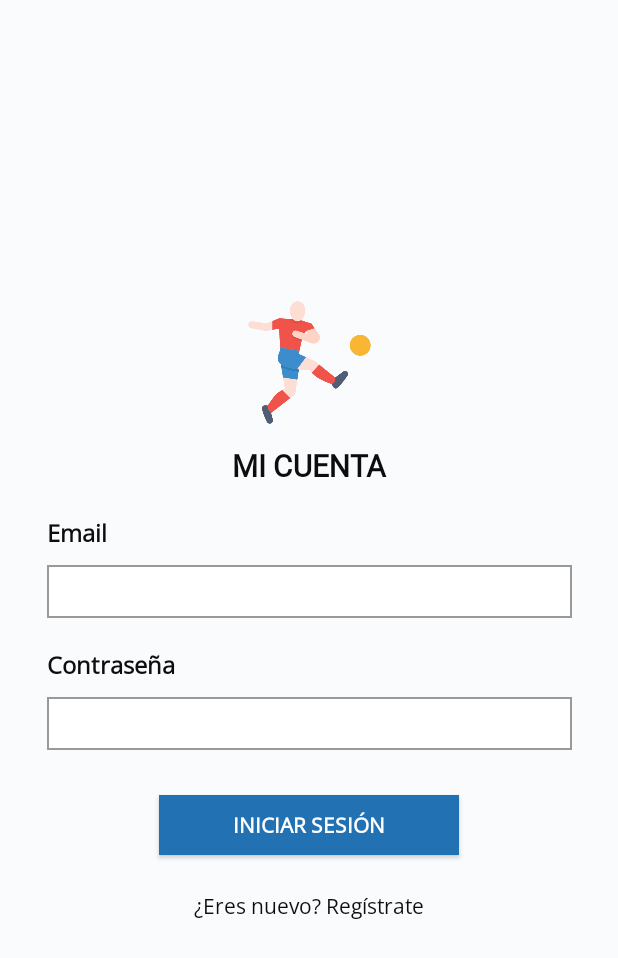
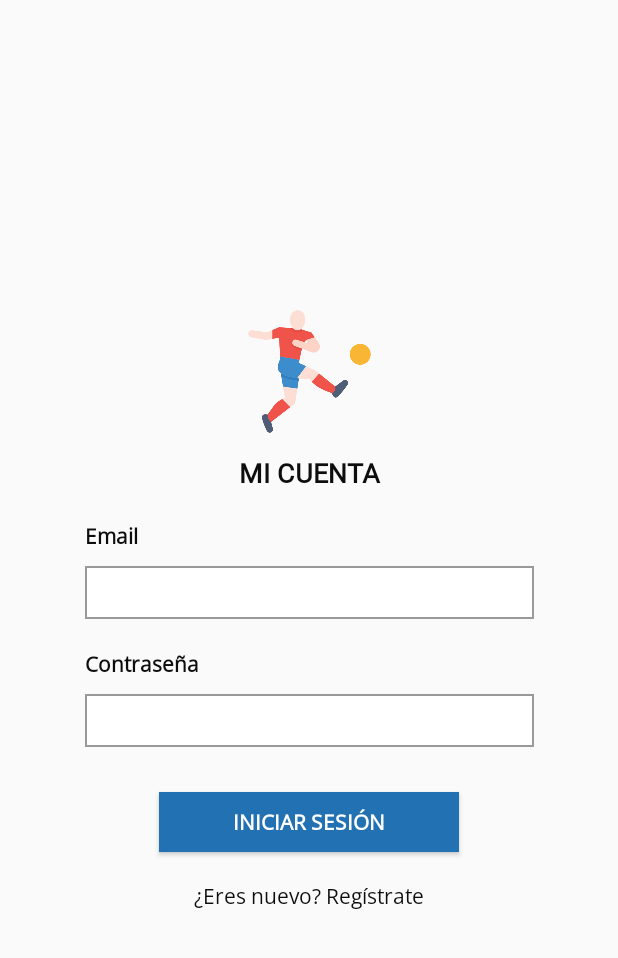
Before and after one commit to holaialonso/LigasFutbol, an Android app: the screen it shows after launch (MainActivity), on a phone screen of 412 x 824 dp. Shown: the top 958 px of the screen. Run offline under Robolectric (Android 15) with nearby library versions, the phone set to English and light mode, and no system bars; our stand-ins replace navigation-ui.

Commit message:
Register

```diff
--- a/app/build.gradle.kts
+++ b/app/build.gradle.kts
@@ -1,6 +1,7 @@
 plugins {
     id("com.android.application")
     id("org.jetbrains.kotlin.android")
+    id("com.google.gms.google-services")
 }
 
 android {
@@ -46,6 +47,8 @@ dependencies {
     implementation("androidx.constraintlayout:constraintlayout:2.1.4")
     implementation("androidx.navigation:navigation-fragment-ktx:2.5.3")
     implementation("androidx.navigation:navigation-ui-ktx:2.5.3")
+    implementation("com.google.firebase:firebase-auth:22.3.1")
+    implementation("com.google.firebase:firebase-database:20.3.1")
     testImplementation("junit:junit:4.13.2")
     androidTestImplementation("androidx.test.ext:junit:1.1.5")
     androidTestImplementation("androidx.test.espresso:espresso-core:3.5.1")
--- a/app/src/main/AndroidManifest.xml
+++ b/app/src/main/AndroidManifest.xml
@@ -25,4 +25,7 @@
         </activity>
     </application>
 
+    <uses-permission android:name="android.permission.INTERNET" />
+    <uses-permission-sdk-23 android:name="android.permission.INTERNET" />
+
 </manifest>
--- a/app/src/main/java/com/example/ligasfutbol/ui/fragments/LoginFragment.kt
+++ b/app/src/main/java/com/example/ligasfutbol/ui/fragments/LoginFragment.kt
@@ -6,6 +6,8 @@ import android.view.LayoutInflater
 import android.view.View
 import android.view.ViewGroup
 import androidx.fragment.app.Fragment
+import androidx.navigation.fragment.findNavController
+import com.example.ligasfutbol.R
 import com.example.ligasfutbol.databinding.LoginFragmentBinding
 
 class LoginFragment : Fragment() {
@@ -28,17 +30,12 @@ class LoginFragment : Fragment() {
 
         super.onViewCreated(view, savedInstanceState)
 
-        //Acción del botón cuando se hace login
+        //Botón de registro
+        binding.buttonRegisterLogin.setOnClickListener {
+            findNavController().navigate(R.id.action_loginFragment_to_registerFragment)
+        }
 
-        /*binding.botonLogin.setOnClickListener{
 
-            //Lo que quiero comunicar -> parámetros
-            var bundle = Bundle()
-            bundle.putString("correo", binding.editCorreo.text.toString())
-
-            //lógica del botón
-            findNavController().navigate(R.id.action_loginFragment_to_mainFragment, bundle) //-> cuando se ha hecho toda la lógica -> me voy al otro fragment
-        }*/
     }
 
     //Método para despegar el fragment
--- a/app/src/main/res/layout/login_fragment.xml
+++ b/app/src/main/res/layout/login_fragment.xml
@@ -10,6 +10,8 @@
         android:layout_height="450dp"
         android:orientation="vertical"
         android:gravity="center_vertical"
+        android:paddingRight="25dp"
+        android:paddingLeft="25dp"
         app:layout_constraintBottom_toBottomOf="parent"
         app:layout_constraintEnd_toEndOf="parent"
         app:layout_constraintStart_toStartOf="parent"
@@ -64,8 +66,8 @@
 
         <androidx.appcompat.widget.AppCompatButton
             style="@style/fakeLink"
-            android:id="@+id/button4"
-            android:layout_marginTop="10dp"
+            android:id="@+id/buttonRegisterLogin"
+            android:layout_marginTop="5dp"
             android:text="¿Eres nuevo? Regístrate" />
 
 
--- a/app/src/main/res/layout/register_fragment.xml
+++ b/app/src/main/res/layout/register_fragment.xml
@@ -10,6 +10,8 @@
         android:layout_height="480dp"
         android:orientation="vertical"
         android:gravity="center_vertical"
+        android:paddingRight="25dp"
+        android:paddingLeft="25dp"
         app:layout_constraintBottom_toBottomOf="parent"
         app:layout_constraintEnd_toEndOf="parent"
         app:layout_constraintStart_toStartOf="parent"
@@ -76,7 +78,7 @@
             android:id="@+id/inputPasswordRegister"
             android:layout_width="match_parent"
             android:ems="10"
-            android:inputType="numberPassword" />
+            android:inputType="textPassword" />
 
         <androidx.appcompat.widget.AppCompatButton
             style="@style/button"
--- a/app/src/main/res/values/styles.xml
+++ b/app/src/main/res/values/styles.xml
@@ -4,7 +4,7 @@
     <style name="labelTitle">
         <item name="android:gravity">center</item>
         <item name="android:padding">10dp</item>
-        <item name="android:textSize">20dp</item>
+        <item name="android:textSize">18dp</item>
         <item name="android:layout_marginBottom">10dp</item>
         <item name="android:text">Mi cuenta</item>
         <item name="android:fontFamily">@font/roboto_regular</item>
@@ -15,7 +15,7 @@
     <!-- estilo de los label de los formularios -->
     <style name="labelForm">
         <item name="android:fontFamily">@font/open_sans</item>
-        <item name="android:textSize">16dp</item>
+        <item name="android:textSize">14dp</item>
         <item name="android:textStyle">bold</item>
         <item name="android:layout_marginBottom">10dp</item>
     </style>
@@ -33,6 +33,7 @@
         <item name="android:background">@drawable/button</item>
         <item name="android:textStyle">bold</item>
         <item name="android:textAllCaps">true</item>
+        <item name="android:textSize">14dp</item>
         <item name="android:layout_width">200dp</item>
         <item name="android:textColor">#FFFFFF</item>
         <item name="android:layout_height">40dp</item>>
--- a/app/src/main/res/values/themes.xml
+++ b/app/src/main/res/values/themes.xml
@@ -5,7 +5,7 @@
         <!-- <item name="colorPrimary">@color/my_light_primary</item> -->
         <item name="android:fontFamily">@font/open_sans</item>
         <item name="android:textColor">#0D0D0D</item>
-        <item name="android:background">#FAFBFD</item>
+        <item name="android:background">#FAFAFA</item>
     </style>
 
     <style name="Theme.LigasFutbol" parent="Base.Theme.LigasFutbol" />
--- a/build.gradle.kts
+++ b/build.gradle.kts
@@ -1,3 +1,8 @@
+buildscript {
+    dependencies {
+        classpath("com.google.gms:google-services:4.4.1")
+    }
+}
 // Top-level build file where you can add configuration options common to all sub-projects/modules.
 plugins {
     id("com.android.application") version "8.1.2" apply false
```
Also changed, not shown: app/src/main/java/com/example/ligasfutbol/ui/fragments/RegisterFragment.kt (+66 -10 lines).
